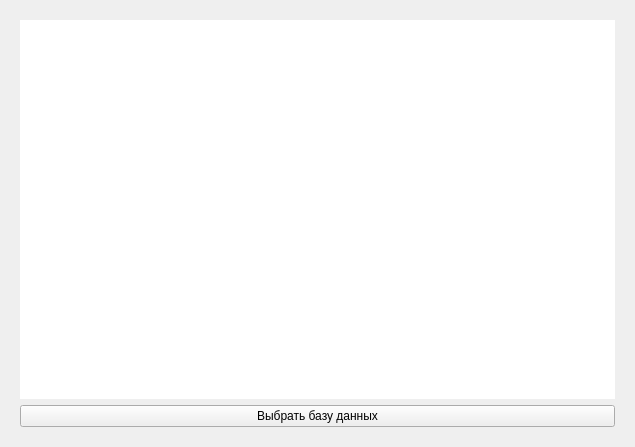
This is ui/databasechooserdialog.ui in Korostast/chat-database-project as Qt 5 draws it before an edit. The edited form follows.
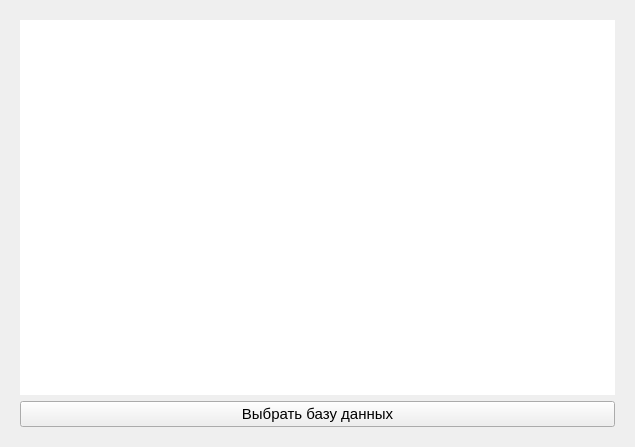
This is the edited form.

Patch:
```diff
--- a/ui/databasechooserdialog.ui
+++ b/ui/databasechooserdialog.ui
@@ -194,6 +194,11 @@
        </item>
        <item>
         <widget class="QPushButton" name="database_choose_button">
+         <property name="font">
+          <font>
+           <pointsize>11</pointsize>
+          </font>
+         </property>
          <property name="text">
           <string>Выбрать базу данных</string>
          </property>
```
